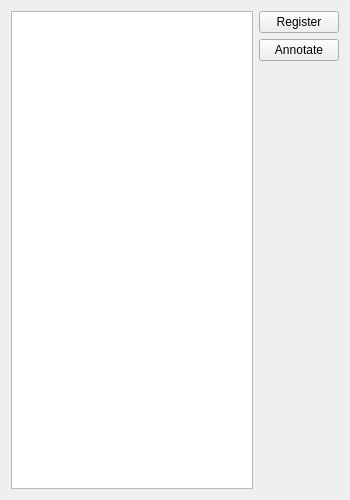
The window that oat/views/ui/ui_data_overview.ui (Oli4/oat) describes before a commit, drawn with Qt 5.
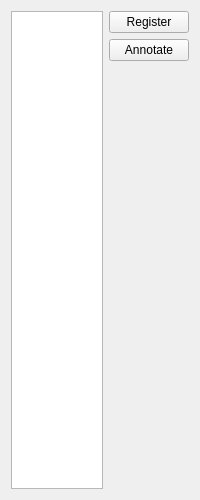
The same window after the commit.

```diff
--- a/oat/views/ui/ui_data_overview.ui
+++ b/oat/views/ui/ui_data_overview.ui
@@ -6,19 +6,19 @@
    <rect>
     <x>0</x>
     <y>0</y>
-    <width>350</width>
+    <width>200</width>
     <height>500</height>
    </rect>
   </property>
   <property name="sizePolicy">
-   <sizepolicy hsizetype="MinimumExpanding" vsizetype="MinimumExpanding">
+   <sizepolicy hsizetype="Expanding" vsizetype="MinimumExpanding">
     <horstretch>0</horstretch>
     <verstretch>0</verstretch>
    </sizepolicy>
   </property>
   <property name="minimumSize">
    <size>
-    <width>350</width>
+    <width>200</width>
     <height>500</height>
    </size>
   </property>
@@ -27,19 +27,62 @@
   </property>
   <layout class="QHBoxLayout" name="horizontalLayout_4">
    <item>
-    <widget class="QTableView" name="tableView"/>
+    <widget class="QTableView" name="tableView">
+     <property name="sizePolicy">
+      <sizepolicy hsizetype="Minimum" vsizetype="Expanding">
+       <horstretch>1</horstretch>
+       <verstretch>0</verstretch>
+      </sizepolicy>
+     </property>
+    </widget>
    </item>
    <item>
     <layout class="QVBoxLayout" name="verticalLayout">
      <item>
       <widget class="QPushButton" name="registerButton">
+       <property name="sizePolicy">
+        <sizepolicy hsizetype="Minimum" vsizetype="Fixed">
+         <horstretch>10</horstretch>
+         <verstretch>0</verstretch>
+        </sizepolicy>
+       </property>
+       <property name="minimumSize">
+        <size>
+         <width>80</width>
+         <height>0</height>
+        </size>
+       </property>
+       <property name="baseSize">
+        <size>
+         <width>0</width>
+         <height>0</height>
+        </size>
+       </property>
        <property name="text">
         <string>Register</string>
        </property>
+       <property name="iconSize">
+        <size>
+         <width>16</width>
+         <height>16</height>
+        </size>
+       </property>
       </widget>
      </item>
      <item>
       <widget class="QPushButton" name="annotateButton">
+       <property name="sizePolicy">
+        <sizepolicy hsizetype="Fixed" vsizetype="Fixed">
+         <horstretch>0</horstretch>
+         <verstretch>0</verstretch>
+        </sizepolicy>
+       </property>
+       <property name="minimumSize">
+        <size>
+         <width>80</width>
+         <height>0</height>
+        </size>
+       </property>
        <property name="text">
         <string>Annotate</string>
        </property>
@@ -50,9 +93,12 @@
        <property name="orientation">
         <enum>Qt::Vertical</enum>
        </property>
+       <property name="sizeType">
+        <enum>QSizePolicy::Expanding</enum>
+       </property>
        <property name="sizeHint" stdset="0">
         <size>
-         <width>20</width>
+         <width>80</width>
          <height>40</height>
         </size>
        </property>
```
